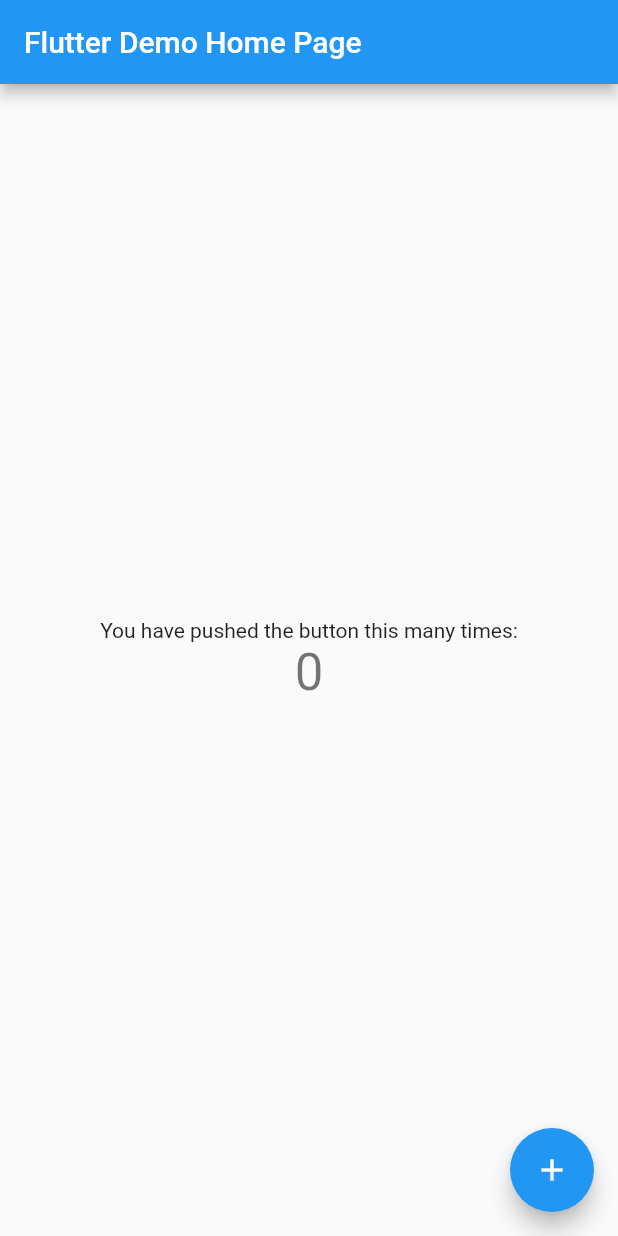
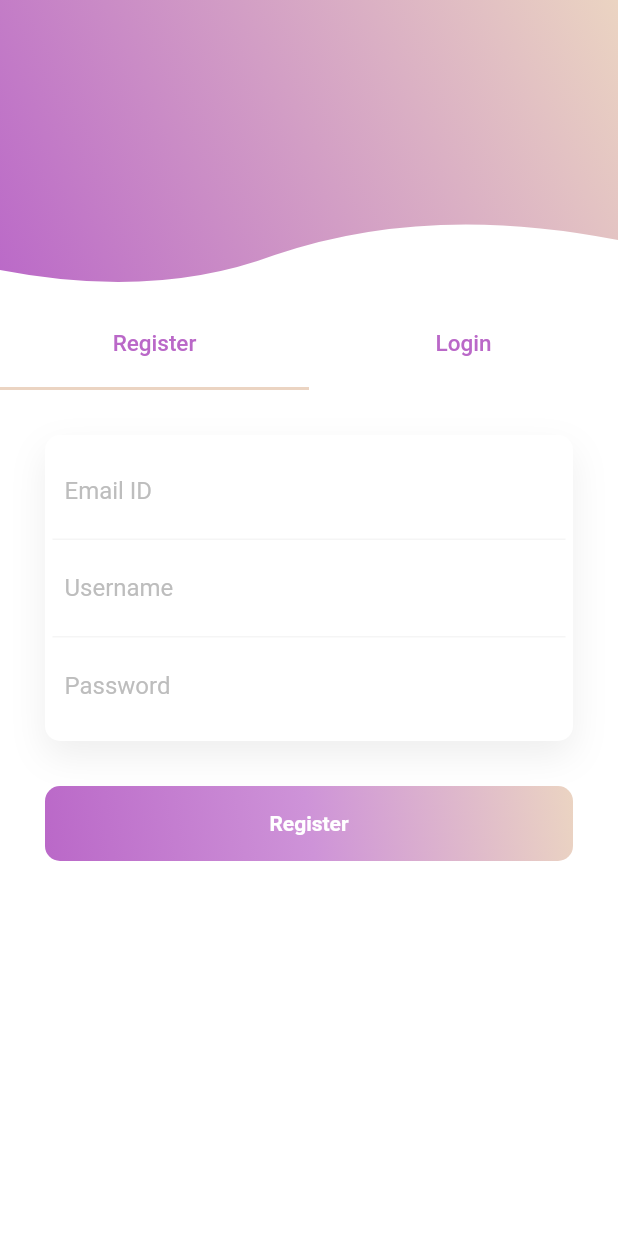
Before and after one commit to bhavika3011/eduthon_frontend, a Flutter app: the screen it shows after launch, on a phone screen of 412 x 824 dp. Run offline on Flutter 3.47's test engine with Material 2 defaults, Android fonts, the phone set to English and light mode, and no system bars; our stand-ins replace simple_animations.

Commit message:
register & login screens done

```diff
--- /dev/null
+++ b/lib/colors.dart
@@ -0,0 +1,4 @@
+import 'package:flutter/material.dart';
+
+final iconColor = Color(0xffebd4c2);
+final mainColor = Colors.purple[300]; //Color(0xff876796);
--- /dev/null
+++ b/lib/fade_animation.dart
@@ -0,0 +1,32 @@
+import 'package:flutter/material.dart';
+import 'package:simple_animations/simple_animations.dart';
+
+class FadeAnimation extends StatelessWidget {
+  final double delay;
+  final Widget child;
+
+  FadeAnimation(this.delay, this.child);
+
+  @override
+  Widget build(BuildContext context) {
+    final tween = MultiTrackTween([
+      Track("opacity")
+          .add(Duration(milliseconds: 500), Tween(begin: 0.0, end: 1.0)),
+      Track("translateY").add(
+          Duration(milliseconds: 500), Tween(begin: -30.0, end: 0.0),
+          curve: Curves.easeOut)
+    ]);
+
+    return ControlledAnimation(
+      delay: Duration(milliseconds: (500 * delay).round()),
+      duration: tween.duration,
+      tween: tween,
+      child: child,
+      builderWithChild: (context, child, animation) => Opacity(
+        opacity: animation["opacity"],
+        child: Transform.translate(
+            offset: Offset(0, animation["translateY"]), child: child),
+      ),
+    );
+  }
+}
--- a/lib/main.dart
+++ b/lib/main.dart
@@ -1,117 +1,283 @@
+import 'package:eduthon/colors.dart';
 import 'package:flutter/material.dart';
 
-void main() {
-  runApp(MyApp());
+import 'fade_animation.dart';
+
+void main() => runApp(MaterialApp(
+      debugShowCheckedModeBanner: false,
+      home: HomePage(),
+    ));
+
+class HomePage extends StatefulWidget {
+  @override
+  _HomePageState createState() => _HomePageState();
 }
 
-class MyApp extends StatelessWidget {
-  // This widget is the root of your application.
+class _HomePageState extends State<HomePage>
+    with SingleTickerProviderStateMixin {
+  TabController tabController;
+  var tabHeaderStyle = TextStyle(fontSize: 15, color: mainColor);
+
+  @override
+  void dispose() {
+    tabController.dispose();
+    super.dispose();
+  }
+
+  @override
+  void initState() {
+    super.initState();
+    tabController = TabController(length: 2, vsync: this);
+  }
+
+  TabBar _getTabBar() {
+    return TabBar(
+      indicatorColor: iconColor,
+      tabs: <Widget>[
+        Tab(child: Text("Register", style: tabHeaderStyle)),
+        Tab(child: Text("Login", style: tabHeaderStyle)),
+      ],
+      controller: tabController,
+    );
+  }
+
+  TabBarView _getTabBarView(List<Widget> tabs) {
+    return TabBarView(
+      children: tabs,
+      controller: tabController,
+    );
+  }
+
   @override
   Widget build(BuildContext context) {
-    return MaterialApp(
-      title: 'Flutter Demo',
-      theme: ThemeData(
-        // This is the theme of your application.
-        //
-        // Try running your application with "flutter run". You'll see the
-        // application has a blue toolbar. Then, without quitting the app, try
-        // changing the primarySwatch below to Colors.green and then invoke
-        // "hot reload" (press "r" in the console where you ran "flutter run",
-        // or simply save your changes to "hot reload" in a Flutter IDE).
-        // Notice that the counter didn't reset back to zero; the application
-        // is not restarted.
-        primarySwatch: Colors.blue,
-        // This makes the visual density adapt to the platform that you run
-        // the app on. For desktop platforms, the controls will be smaller and
-        // closer together (more dense) than on mobile platforms.
-        visualDensity: VisualDensity.adaptivePlatformDensity,
+    return Scaffold(
+      backgroundColor: Colors.white,
+      body: Container(
+        child: Column(
+          children: <Widget>[
+            Container(height: 200, child: WavyHeaderImage()),
+            SizedBox(height: 60, child: _getTabBar()),
+            Expanded(child: _getTabBarView([registerWidget(), loginWidget()]))
+          ],
+        ),
       ),
-      home: MyHomePage(title: 'Flutter Demo Home Page'),
+    );
+  }
+
+  Widget registerWidget() {
+    return Padding(
+      padding: EdgeInsets.all(30.0),
+      child: Column(
+        children: <Widget>[
+          FadeAnimation(
+              0.4,
+              Container(
+                padding: EdgeInsets.all(5),
+                decoration: BoxDecoration(
+                    color: Colors.white,
+                    borderRadius: BorderRadius.circular(10),
+                    boxShadow: [
+                      BoxShadow(
+                          color: Colors.grey[200],
+                          blurRadius: 20.0,
+                          offset: Offset(0, 10))
+                    ]),
+                child: Column(
+                  children: <Widget>[
+                    Container(
+                      padding: EdgeInsets.all(8.0),
+                      decoration: BoxDecoration(
+                          border: Border(
+                              bottom: BorderSide(color: Colors.grey[100]))),
+                      child: TextField(
+                        decoration: InputDecoration(
+                            border: InputBorder.none,
+                            hintText: "Email ID",
+                            hintStyle: TextStyle(color: Colors.grey[400])),
+                      ),
+                    ),
+                    Container(
+                      padding: EdgeInsets.all(8.0),
+                      decoration: BoxDecoration(
+                          border: Border(
+                              bottom: BorderSide(color: Colors.grey[100]))),
+                      child: TextField(
+                        decoration: InputDecoration(
+                            border: InputBorder.none,
+                            hintText: "Username",
+                            hintStyle: TextStyle(color: Colors.grey[400])),
+                      ),
+                    ),
+                    Container(
+                      padding: EdgeInsets.all(8.0),
+                      child: TextField(
+                        decoration: InputDecoration(
+                            border: InputBorder.none,
+                            hintText: "Password",
+                            hintStyle: TextStyle(color: Colors.grey[400])),
+                      ),
+                    )
+                  ],
+                ),
+              )),
+          SizedBox(
+            height: 30,
+          ),
+          FadeAnimation(
+            0.6,
+            Container(
+              height: 50,
+              decoration: BoxDecoration(
+                gradient: LinearGradient(colors: [
+                  iconColor,
+                  Colors.purple[200],
+                  mainColor,
+                  // Colors.purple[400]
+                ], begin: Alignment.topRight, end: Alignment.bottomLeft),
+                borderRadius: BorderRadius.circular(10),
+              ),
+              child: Center(
+                child: Text(
+                  "Register",
+                  style: TextStyle(
+                      color: Colors.white, fontWeight: FontWeight.bold),
+                ),
+              ),
+            ),
+          ),
+          SizedBox(
+            height: 30,
+          ),
+        ],
+      ),
+    );
+  }
+
+  Widget loginWidget() {
+    return Padding(
+      padding: EdgeInsets.all(30.0),
+      child: Column(
+        children: <Widget>[
+          FadeAnimation(
+              0.4,
+              Container(
+                padding: EdgeInsets.all(5),
+                decoration: BoxDecoration(
+                    color: Colors.white,
+                    borderRadius: BorderRadius.circular(10),
+                    boxShadow: [
+                      BoxShadow(
+                          color: Colors.grey[200],
+                          blurRadius: 20.0,
+                          offset: Offset(0, 10))
+                    ]),
+                child: Column(
+                  children: <Widget>[
+                    Container(
+                      padding: EdgeInsets.all(8.0),
+                      decoration: BoxDecoration(
+                          border: Border(
+                              bottom: BorderSide(color: Colors.grey[100]))),
+                      child: TextField(
+                        decoration: InputDecoration(
+                            border: InputBorder.none,
+                            hintText: "Username",
+                            hintStyle: TextStyle(color: Colors.grey[400])),
+                      ),
+                    ),
+                    Container(
+                      padding: EdgeInsets.all(8.0),
+                      child: TextField(
+                        decoration: InputDecoration(
+                            border: InputBorder.none,
+                            hintText: "Password",
+                            hintStyle: TextStyle(color: Colors.grey[400])),
+                      ),
+                    )
+                  ],
+                ),
+              )),
+          SizedBox(
+            height: 30,
+          ),
+          FadeAnimation(
+            0.6,
+            Container(
+              height: 50,
+              decoration: BoxDecoration(
+                gradient: LinearGradient(colors: [
+                  iconColor,
+                  Colors.purple[200],
+                  mainColor,
+                  // Colors.purple[400]
+                ], begin: Alignment.topRight, end: Alignment.bottomLeft),
+                borderRadius: BorderRadius.circular(10),
+              ),
+              child: Center(
+                child: Text(
+                  "Login",
+                  style: TextStyle(
+                      color: Colors.white, fontWeight: FontWeight.bold),
+                ),
+              ),
+            ),
+          ),
+          SizedBox(
+            height: 30,
+          ),
+          FadeAnimation(
+              0.8,
+              Text(
+                "Forgot Password?",
+                style: TextStyle(color: mainColor),
+              )),
+        ],
+      ),
     );
   }
 }
 
-class MyHomePage extends StatefulWidget {
-  MyHomePage({Key key, this.title}) : super(key: key);
-
-  // This widget is the home page of your application. It is stateful, meaning
-  // that it has a State object (defined below) that contains fields that affect
-  // how it looks.
-
-  // This class is the configuration for the state. It holds the values (in this
-  // case the title) provided by the parent (in this case the App widget) and
-  // used by the build method of the State. Fields in a Widget subclass are
-  // always marked "final".
-
-  final String title;
-
+class WavyHeaderImage extends StatelessWidget {
   @override
-  _MyHomePageState createState() => _MyHomePageState();
+  Widget build(BuildContext context) {
+    return ClipPath(
+      child: Container(
+        decoration: BoxDecoration(
+          gradient: LinearGradient(
+              colors: [iconColor, mainColor],
+              begin: Alignment.topRight,
+              end: Alignment.bottomLeft),
+        ),
+      ),
+      clipper: BottomWaveClipper(),
+    );
+  }
 }
 
-class _MyHomePageState extends State<MyHomePage> {
-  int _counter = 0;
+class BottomWaveClipper extends CustomClipper<Path> {
+  @override
+  Path getClip(Size size) {
+    var path = Path();
+    path.lineTo(0.0, size.height - 20);
 
-  void _incrementCounter() {
-    setState(() {
-      // This call to setState tells the Flutter framework that something has
-      // changed in this State, which causes it to rerun the build method below
-      // so that the display can reflect the updated values. If we changed
-      // _counter without calling setState(), then the build method would not be
-      // called again, and so nothing would appear to happen.
-      _counter++;
-    });
+    var firstControlPoint = Offset(size.width / 4, size.height);
+    var firstEndPoint = Offset(size.width / 2.25, size.height - 30.0);
+    path.quadraticBezierTo(firstControlPoint.dx, firstControlPoint.dy,
+        firstEndPoint.dx, firstEndPoint.dy);
+
+    var secondControlPoint =
+        Offset(size.width - (size.width / 3.25), size.height - 65);
+    var secondEndPoint = Offset(size.width, size.height - 40);
+    path.quadraticBezierTo(secondControlPoint.dx, secondControlPoint.dy,
+        secondEndPoint.dx, secondEndPoint.dy);
+
+    path.lineTo(size.width, size.height - 40);
+    path.lineTo(size.width, 0.0);
+    path.close();
+
+    return path;
   }
 
   @override
-  Widget build(BuildContext context) {
-    // This method is rerun every time setState is called, for instance as done
-    // by the _incrementCounter method above.
-    //
-    // The Flutter framework has been optimized to make rerunning build methods
-    // fast, so that you can just rebuild anything that needs updating rather
-    // than having to individually change instances of widgets.
-    return Scaffold(
-      appBar: AppBar(
-        // Here we take the value from the MyHomePage object that was created by
-        // the App.build method, and use it to set our appbar title.
-        title: Text(widget.title),
-      ),
-      body: Center(
-        // Center is a layout widget. It takes a single child and positions it
-        // in the middle of the parent.
-        child: Column(
-          // Column is also a layout widget. It takes a list of children and
-          // arranges them vertically. By default, it sizes itself to fit its
-          // children horizontally, and tries to be as tall as its parent.
-          //
-          // Invoke "debug painting" (press "p" in the console, choose the
-          // "Toggle Debug Paint" action from the Flutter Inspector in Android
-          // Studio, or the "Toggle Debug Paint" command in Visual Studio Code)
-          // to see the wireframe for each widget.
-          //
-          // Column has various properties to control how it sizes itself and
-          // how it positions its children. Here we use mainAxisAlignment to
-          // center the children vertically; the main axis here is the vertical
-          // axis because Columns are vertical (the cross axis would be
-          // horizontal).
-          mainAxisAlignment: MainAxisAlignment.center,
-          children: <Widget>[
-            Text(
-              'You have pushed the button this many times:',
-            ),
-            Text(
-              '$_counter',
-              style: Theme.of(context).textTheme.headline4,
-            ),
-          ],
-        ),
-      ),
-      floatingActionButton: FloatingActionButton(
-        onPressed: _incrementCounter,
-        tooltip: 'Increment',
-        child: Icon(Icons.add),
-      ), // This trailing comma makes auto-formatting nicer for build methods.
-    );
-  }
+  bool shouldReclip(CustomClipper<Path> oldClipper) => false;
 }
```
Also changed, not shown: pubspec.yaml (+1 -15 lines), pubspec.lock.
